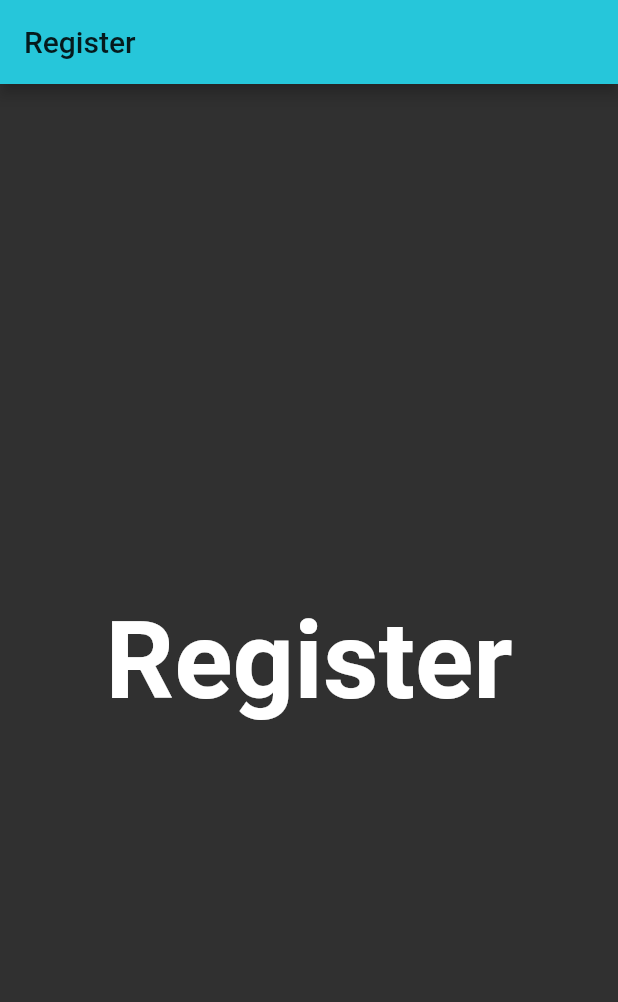
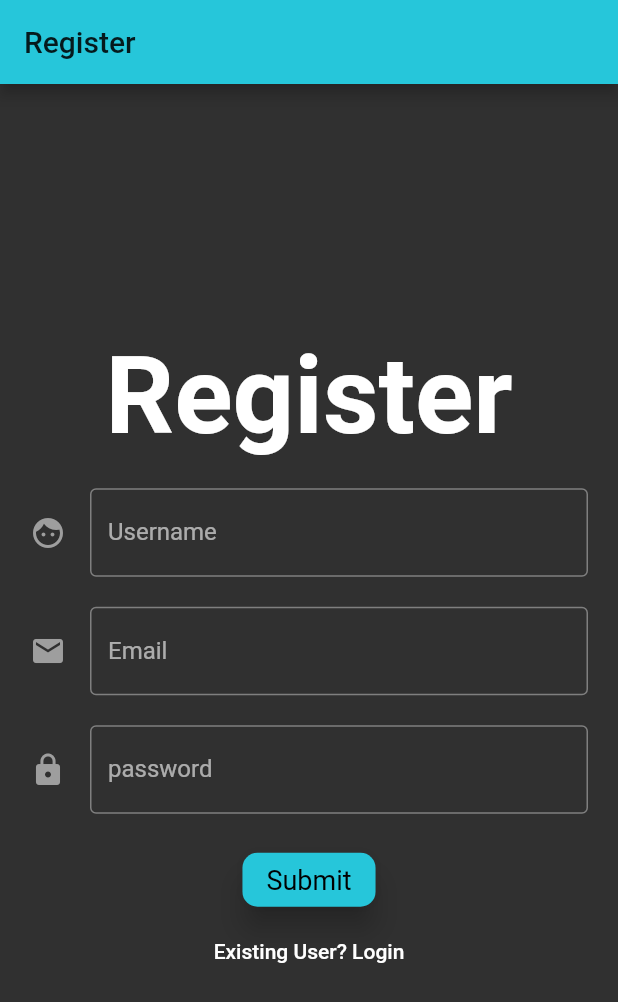
Before and after one commit to OdongoWaga/Flutter-Bike-E-commerce, a Flutter app: the screen it shows after launch, on a phone screen of 412 x 824 dp. Shown: the top 1002 px of the screen. Run offline on Flutter 3.47's test engine with Material 2 defaults, Android fonts, the phone set to English and light mode, and no system bars.

Commit message:
Register Screen

```diff
--- a/lib/pages/register.dart
+++ b/lib/pages/register.dart
@@ -22,7 +22,69 @@ class _RegisterPageState extends State<RegisterPage> {
                   Text(
                     'Register',
                     style: Theme.of(context).textTheme.headline,
-                  )
+                  ),
+                  Padding(
+                    padding: EdgeInsets.only(top: 20.0),
+                    child: TextFormField(
+                      decoration: InputDecoration(
+                        border: OutlineInputBorder(),
+                        labelText: 'Username',
+                        hintText: 'Enter Username, min length 6',
+                        icon: Icon(Icons.face, color: Colors.grey),
+                      ),
+                    ),
+                  ),
+                  Padding(
+                    padding: EdgeInsets.only(top: 20.0),
+                    child: TextFormField(
+                      decoration: InputDecoration(
+                        border: OutlineInputBorder(),
+                        labelText: 'Email',
+                        hintText: 'Enter valid email',
+                        icon: Icon(Icons.mail, color: Colors.grey),
+                      ),
+                    ),
+                  ),
+                  Padding(
+                    padding: EdgeInsets.only(top: 20.0),
+                    child: TextFormField(
+                      obscureText: true,
+                      decoration: InputDecoration(
+                        border: OutlineInputBorder(),
+                        labelText: 'password',
+                        hintText: 'Enter password, min length 6',
+                        icon: Icon(Icons.lock, color: Colors.grey),
+                      ),
+                    ),
+                  ),
+                  Padding(
+                    padding: EdgeInsets.only(top: 20.0),
+                    child: Column(
+                      children: <Widget>[
+                        RaisedButton(
+                          child: Text(
+                            'Submit',
+                            style: Theme.of(context)
+                                .textTheme
+                                .body1
+                                .copyWith(color: Colors.black),
+                          ),
+                          elevation: 8.0,
+                          shape: RoundedRectangleBorder(
+                            borderRadius: BorderRadius.all(
+                              Radius.circular(10.0),
+                            ),
+                          ),
+                          color: Theme.of(context).primaryColor,
+                          onPressed: () {},
+                        ),
+                        FlatButton(
+                          child: Text('Existing User? Login'),
+                          onPressed: () {},
+                        )
+                      ],
+                    ),
+                  ),
                 ],
               ),
             ),
```
